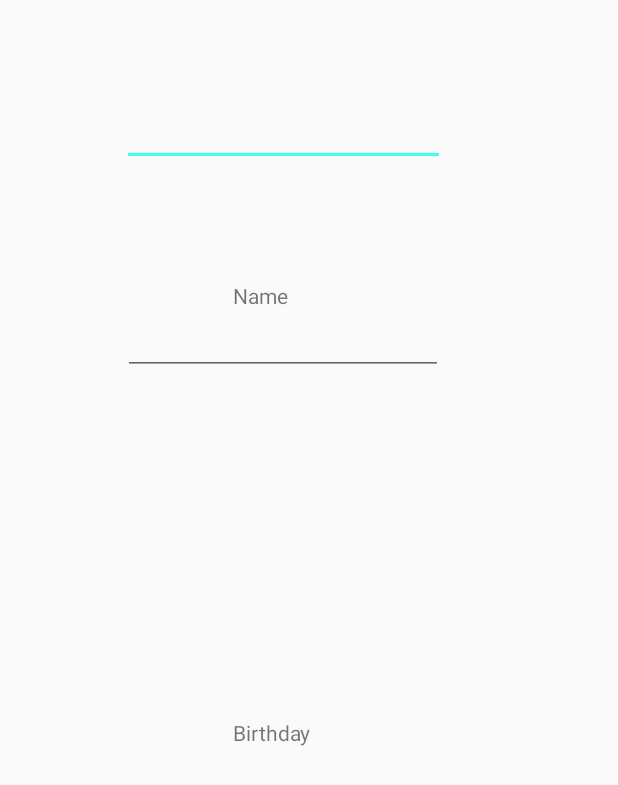
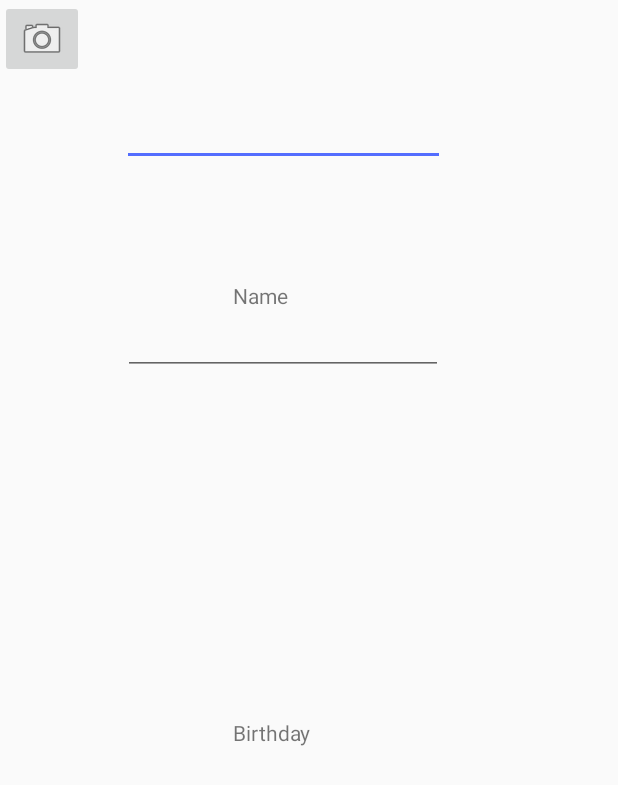
Before and after one commit to nugready/ProfessionalBuddies2, an Android app: the layout activity_profile.xml on its own in the app's theme, with its tools: preview values and no code run, on a phone screen of 412 x 824 dp. Shown: the top 785 px of the screen. Run offline under Robolectric (Android 15) with nearby library versions, the phone set to English and light mode, and no system bars.

Commit message:
Colors/styles

```diff
--- a/app/src/main/res/layout/activity_profile.xml
+++ b/app/src/main/res/layout/activity_profile.xml
@@ -68,5 +68,13 @@
         app:layout_constraintBottom_toBottomOf="parent"
         android:layout_marginBottom="326dp" />
 
+    <ImageButton
+        android:id="@+id/imageButton"
+        android:layout_width="wrap_content"
+        android:layout_height="wrap_content"
+        app:srcCompat="@android:drawable/ic_menu_camera"
+        tools:layout_editor_absoluteX="70dp"
+        tools:layout_editor_absoluteY="229dp" />
+
 
 </android.support.constraint.ConstraintLayout>
--- a/app/src/main/res/values/colors.xml
+++ b/app/src/main/res/values/colors.xml
@@ -1,6 +1,13 @@
 <?xml version="1.0" encoding="utf-8"?>
 <resources>
-    <color name="colorPrimary">#41d9e1</color>
-    <color name="colorPrimaryDark">#49ecec</color>
-    <color name="colorAccent">#40ffef</color>
+    <color name="colorPrimary">#00bcd4</color>
+    <color name="colorPrimaryDark">#0097a7</color>
+    <color name="colorAccent">#536dfe</color>
+    <color name="colorPrimaryLight">#B2EBF2</color>
+    <color name="colorPrimaryText">#FFFFFF</color>
+    <color name="colorTextPrimary">#212121</color>
+    <color name="colorSecondaryText">#757575</color>
+    <color name="colorDivider">#BDBDBD</color>
+
+
 </resources>
--- a/app/src/main/res/values/styles.xml
+++ b/app/src/main/res/values/styles.xml
@@ -6,6 +6,13 @@
         <item name="colorPrimary">@color/colorPrimary</item>
         <item name="colorPrimaryDark">@color/colorPrimaryDark</item>
         <item name="colorAccent">@color/colorAccent</item>
+        <item name="colorPrimaryLight">@color/colorPrimaryLight</item>
+        <item name="textColorPrimary">@color/colorPrimaryText</item>
+        <item name="textColorPrimaryInverse">@color/colorTextPrimary</item>
+        <item name="textColorSecondary">@color/colorSecondaryText</item>
+        <item name="dividerHorizontal">@color/colorDivider</item>
+        <item name="dividerVertical">@color/colorDivider</item>
+
     </style>
 
 </resources>
```
